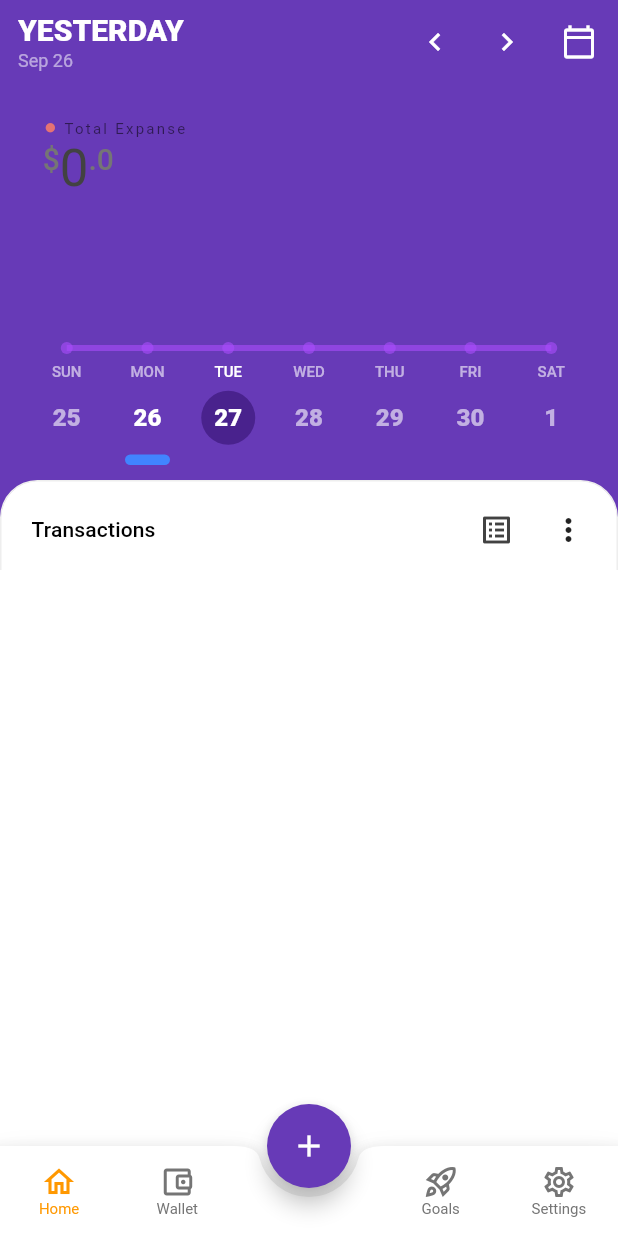
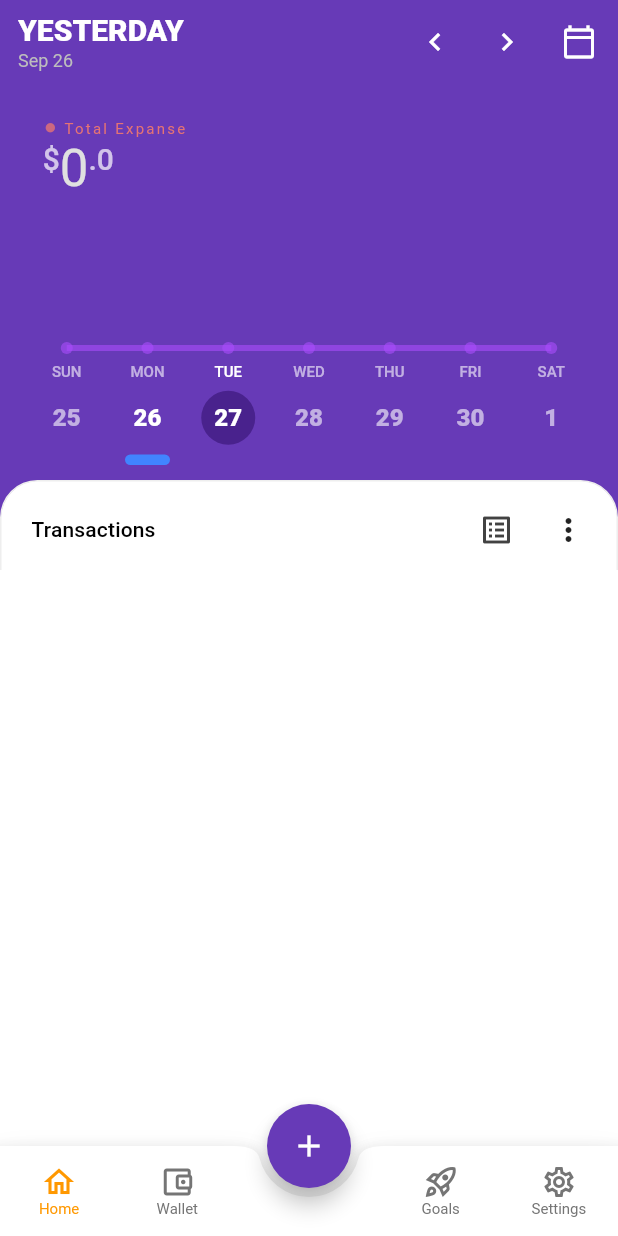
Before and after one commit to hasansujon786/waleti, a Flutter app: the screen it shows after launch, after a tap on "SUN", after a tap on "MON", on a phone screen of 412 x 824 dp. Run offline on Flutter 3.47's test engine with Material 2 defaults, Android fonts, the phone set to English and light mode, and no system bars; drawn by our look-alikes of fl_chart; our stand-ins replace cloud_firestore, firebase_auth, firebase_core, flutter_riverpod, google_sign_in, hive and 1 more; accounts and stored records are empty; Roboto replaces fonts that are missing (rubik).

Commit message:
ui: update bill_board text colors

```diff
--- a/lib/screens/home/view/home.view.dart
+++ b/lib/screens/home/view/home.view.dart
@@ -93,18 +93,19 @@ class HomeAppBar extends ConsumerWidget {
 
   Widget buildCurrentDate(BuildContext context, WidgetRef ref) {
     final date = ref.watch(currentSelectedDayProvider);
-    final dateFormated = Formatters.monthDay.format(date);
-    final leading = date.isToday
+    final title = date.isToday
         ? 'TODAY'
         : date.isYesterday
             ? 'YESTERDAY'
-            : null;
+            : Formatters.monthDay.format(date).toUpperCase();
+
+    final subtitle = date.isToday || date.isYesterday ? Formatters.monthDay : Formatters.dayNameFull;
 
     return Column(
       crossAxisAlignment: CrossAxisAlignment.start,
       children: [
         Text(
-          leading ?? dateFormated.toUpperCase(),
+          title,
           style: const TextStyle(
             fontWeight: FontWeight.w800,
             fontSize: 20,
@@ -113,8 +114,8 @@ class HomeAppBar extends ConsumerWidget {
         ),
         const SizedBox(height: 2),
         Text(
-          Formatters.monthDay.format(date),
-          style: Theme.of(context).textTheme.labelMedium?.copyWith(color: Colors.white54),
+          subtitle.format(date),
+          style: Theme.of(context).textTheme.labelMedium?.copyWith(color: Colors.grey.shade400),
         ),
       ],
     );
--- a/lib/shared/ui/bill_board.dart
+++ b/lib/shared/ui/bill_board.dart
@@ -23,7 +23,7 @@ class BillBoard extends ConsumerWidget {
             crossAxisAlignment: CrossAxisAlignment.start,
             children: [
               const SizedBox(height: 6),
-              curBalanceTitle(textTheme),
+              curBalanceTitle(textTheme, true),
               const SizedBox(height: 2),
               CurrencyText(curSelectedDayBalance),
             ],
@@ -58,20 +58,14 @@ class BillBoard extends ConsumerWidget {
     );
   }
 
-  RichText curBalanceTitle(TextTheme textTheme) {
+  RichText curBalanceTitle(TextTheme textTheme, isExpanse) {
+    final color = isExpanse ? Colors.red.shade300 : Colors.green.shade500;
     return RichText(
       text: TextSpan(
-        style: textTheme.labelSmall?.copyWith(color: Colors.black54),
+        style: textTheme.labelSmall?.copyWith(color: color),
         children: [
-          TextSpan(
-            text: '●',
-            style: TextStyle(
-              fontSize: 14,
-              height: 0.5,
-              color: Colors.red[300],
-            ),
-          ),
-          const TextSpan(text: ' Total Expanse'),
+          TextSpan(text: '●', style: TextStyle(fontSize: 14, height: 0.5, color: color.withOpacity(0.8))),
+          TextSpan(text: ' Total ${isExpanse ? "Expanse" : "Income"}'),
         ],
       ),
     );
--- a/lib/shared/ui/currency_text.dart
+++ b/lib/shared/ui/currency_text.dart
@@ -27,7 +27,7 @@ class CurrencyText extends StatelessWidget {
   }
 
   Widget largeText(List<String> currency, TextTheme textTheme) {
-    final superScriptStyle = textTheme.headline6?.copyWith(color: Palette.textLight, fontSize: superScriptSize);
+    final superScriptStyle = textTheme.headline6?.copyWith(color: Colors.white70, fontSize: superScriptSize);
     return Row(
       mainAxisSize: MainAxisSize.min,
       crossAxisAlignment: CrossAxisAlignment.start,
@@ -36,7 +36,7 @@ class CurrencyText extends StatelessWidget {
         Text(
           currency[0],
           style: textTheme.headline4?.copyWith(
-            color: Colors.grey.shade800,
+            color: Colors.grey.shade300,
             height: 1.1,
             fontSize: mainTextSize,
           ),
--- a/lib/shared/utils/formatter.dart
+++ b/lib/shared/utils/formatter.dart
@@ -6,4 +6,5 @@ class Formatters {
   static final monthDay = DateFormat().add_MMMd();
   static final monthDayFull = DateFormat().add_MMMMd();
   static final dayName = DateFormat.E();
+  static final dayNameFull = DateFormat.EEEE();
 }
```
